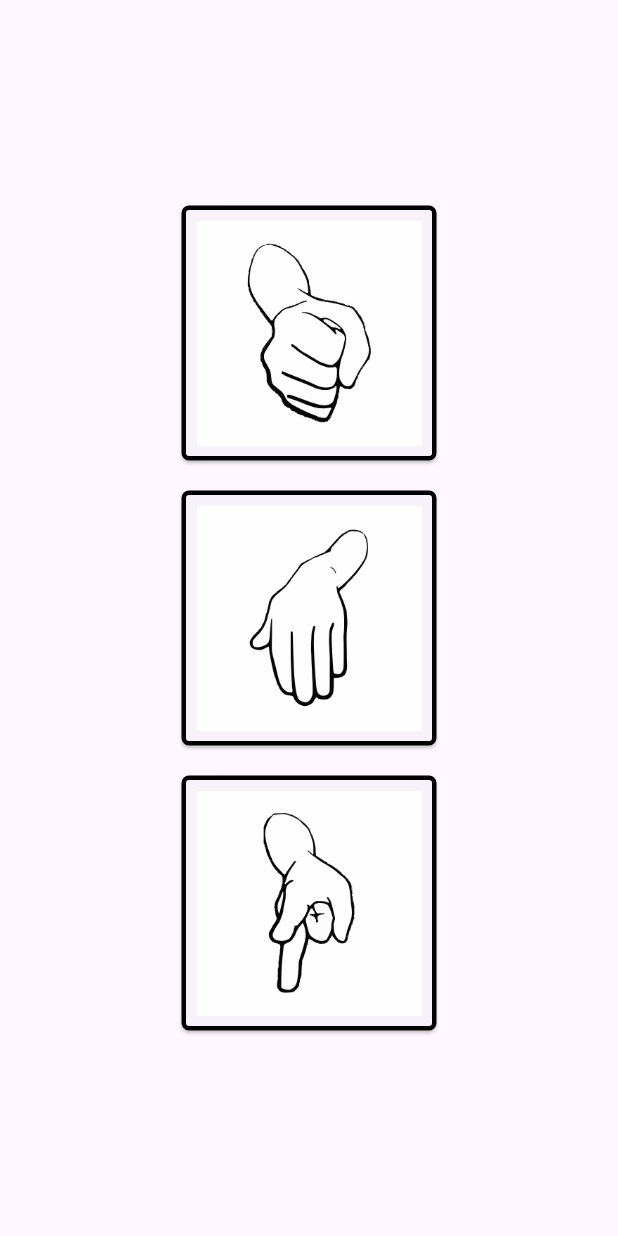
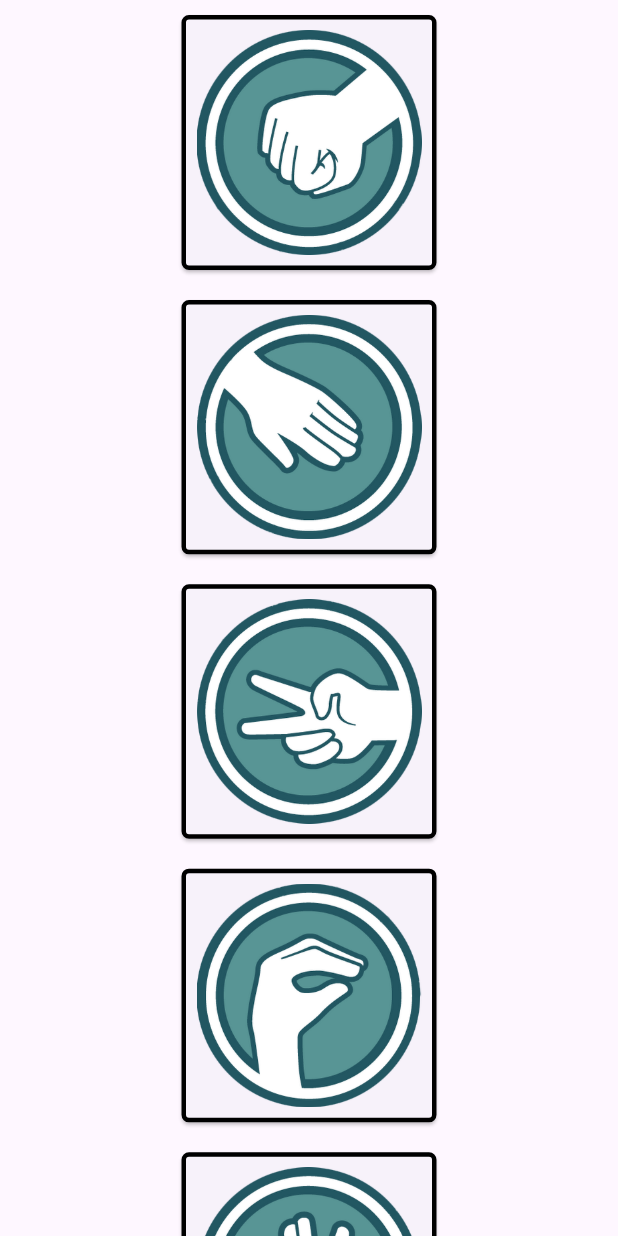
Before and after one commit to DonErnest/rock_paper_scissors, a Flutter app: the screen it shows after launch, on a phone screen of 412 x 824 dp. Run offline on Flutter 3.47's test engine with Material 3 defaults, Android fonts, the phone set to English and light mode, and no system bars.

```diff
--- a/lib/enums.dart
+++ b/lib/enums.dart
@@ -1,7 +1,14 @@
+enum GameState {
+  gaming, browsingStats;
+}
+
+
 enum Move {
-  rock("rock.webp"),
-  paper("paper.webp"),
-  scissors("scissors.webp");
+  rock("rock.jpg"),
+  paper("paper.jpg"),
+  scissors("scissors.jpg"),
+  lizard("lizard.jpg"),
+  spock("spock.jpg");
 
   final String img;
 
```
Also changed, not shown: pubspec.yaml (+5 -3 lines), assets/images/lizard.jpg (added), assets/images/lizard.png (added), assets/images/paper.jpg (added), assets/images/paper.webp (deleted), assets/images/rock.jpg (added), assets/images/rock.webp (deleted), assets/images/scissors.jpg (added), assets/images/scissors.webp (deleted), assets/images/spock.jpg (added).
